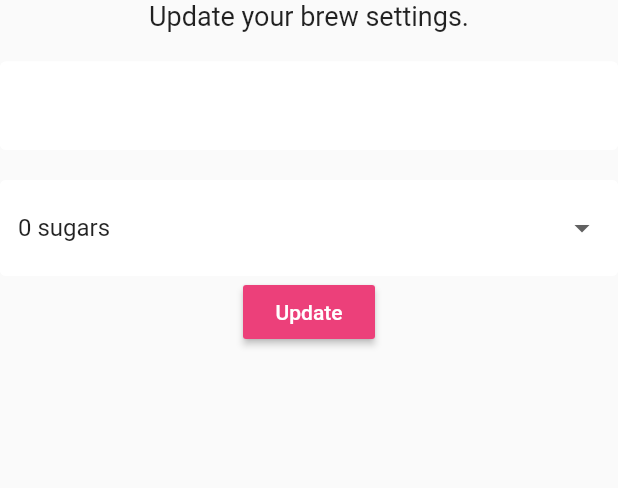
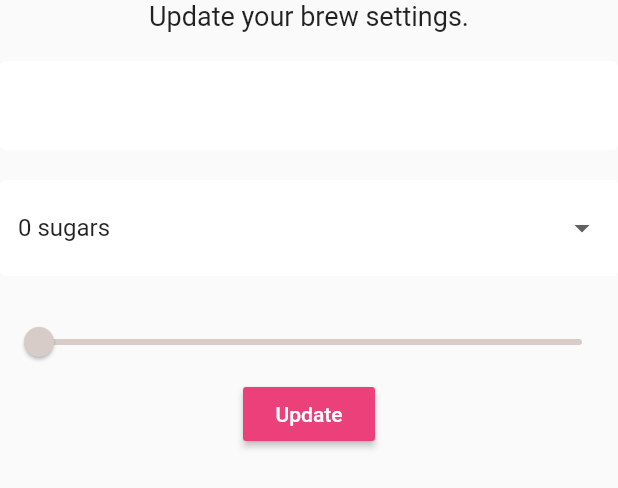
Before and after one commit to BrenoBaronte/brew_crew, a Flutter app: the SettingsForm widget shown alone on an empty page, opened directly, on a phone screen of 412 x 824 dp. Shown: the top 488 px of the screen. Run offline on Flutter 3.47's test engine with Material 2 defaults, Android fonts, the phone set to English and light mode, and no system bars; our stand-ins replace cloud_firestore, firebase_auth, flutter_spinkit; accounts and stored records are empty.

Commit message:
brew color slider

```diff
--- a/lib/screens/home/settings_form.dart
+++ b/lib/screens/home/settings_form.dart
@@ -45,6 +45,16 @@ class _SettingsFormState extends State<SettingsForm> {
             }).toList(),
             onChanged: (val) => setState(() => _currentSugars = val),
           ),
+          SizedBox(height: 20.0),
+          Slider(
+            value: (_currentStrength ?? 100).toDouble(),
+            activeColor: Colors.brown[_currentStrength ?? 100],
+            inactiveColor: Colors.brown[_currentStrength ?? 100],
+            min: 100,
+            max: 900,
+            divisions: 8,
+            onChanged: (value) => setState(() => _currentStrength = value.round()),
+          ),
           // slider
           RaisedButton(
             color: Colors.pink[400],
```
